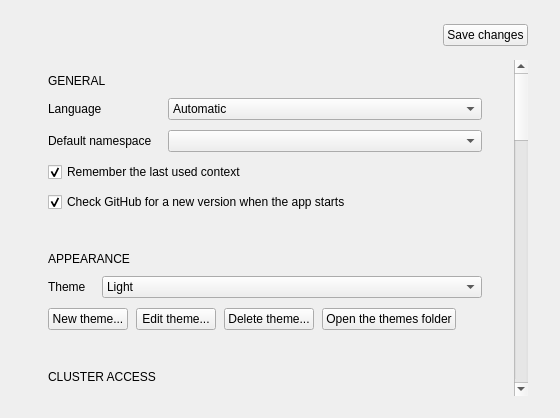
Above: src/kubescope/ui/settings_page.ui from dcotecnologia/kubescope before the change. Below: the same form after it.
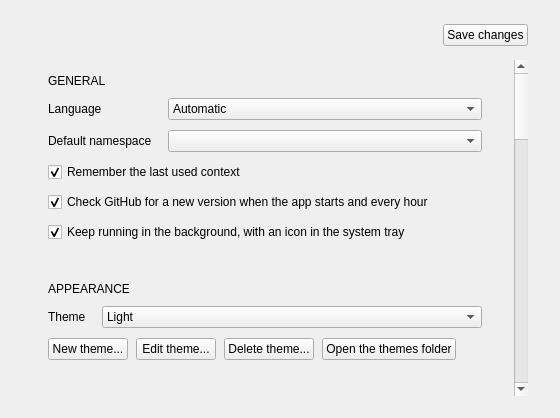
That is the form after the change.

Commit message:
feat(window): run in the system tray, notify of updates, add a CLI
- add a setting, on by default, that hides the window to a tray icon on
  close, with a menu to show, open About and Preferences, check for
  updates and quit
- check for updates every hour and notify the system once a day, or at
  every manual check
- add legal details to About KubeScope
- add the commands kubescope --version, info, cleanup [--all]
  [--dry-run], check-update and update [--version X.Y.Z]
- document the options and the commands

Diff of the .ui file:
```diff
--- a/src/kubescope/ui/settings_page.ui
+++ b/src/kubescope/ui/settings_page.ui
@@ -193,7 +193,7 @@
             <item row="3" column="0" colspan="2">
              <widget class="QCheckBox" name="updatesCheck">
               <property name="text">
-               <string>Check GitHub for a new version when the app starts</string>
+               <string>Check GitHub for a new version when the app starts and every hour</string>
               </property>
               <property name="toolTip">
                <string>Asks the public GitHub API for the latest release and sends nothing but the app version. The icon in the footer checks on demand.</string>
@@ -203,6 +203,19 @@
               </property>
              </widget>
             </item>
+            <item row="4" column="0" colspan="2">
+             <widget class="QCheckBox" name="backgroundCheck">
+              <property name="text">
+               <string>Keep running in the background, with an icon in the system tray</string>
+              </property>
+              <property name="checked">
+               <bool>true</bool>
+              </property>
+              <property name="toolTip">
+               <string>Closing the window hides it instead of quitting; click the tray icon to bring it back, or choose Quit in its menu. It has no effect where the desktop shows no system tray.</string>
+              </property>
+             </widget>
+            </item>
            </layout>
           </item>
          </layout>
```
The commit also changes 35 other files.
